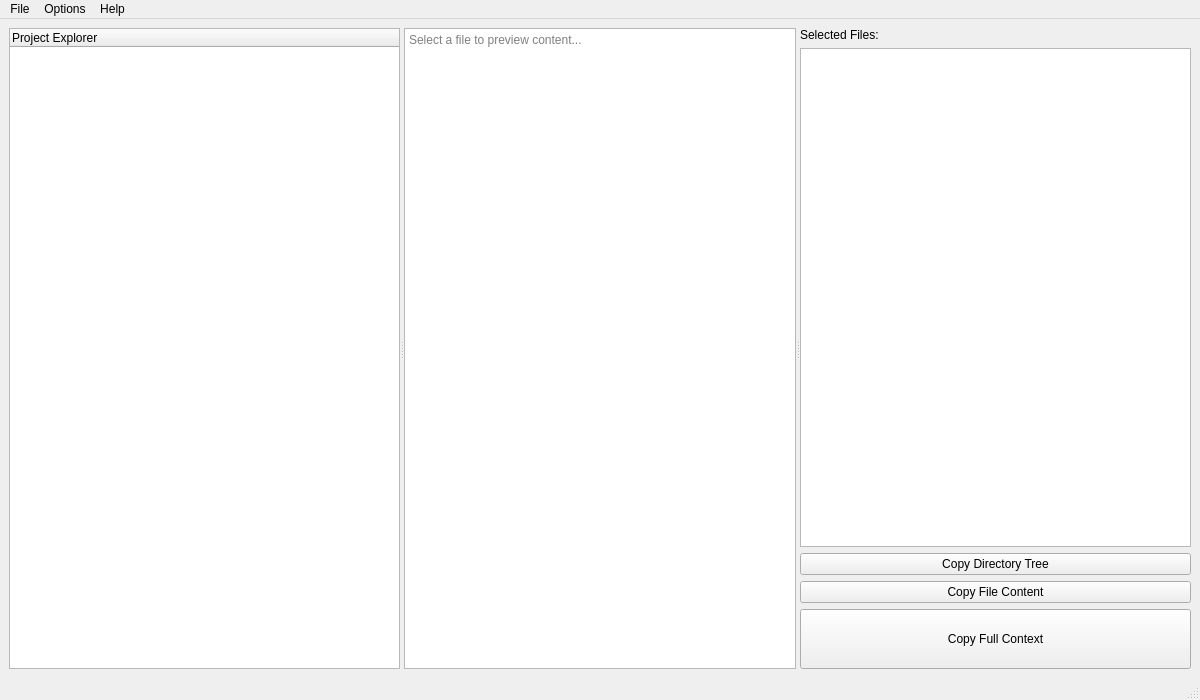
Above: mainwindow.ui from ahmadardani/nafuda before the change. Below: the same form after it.
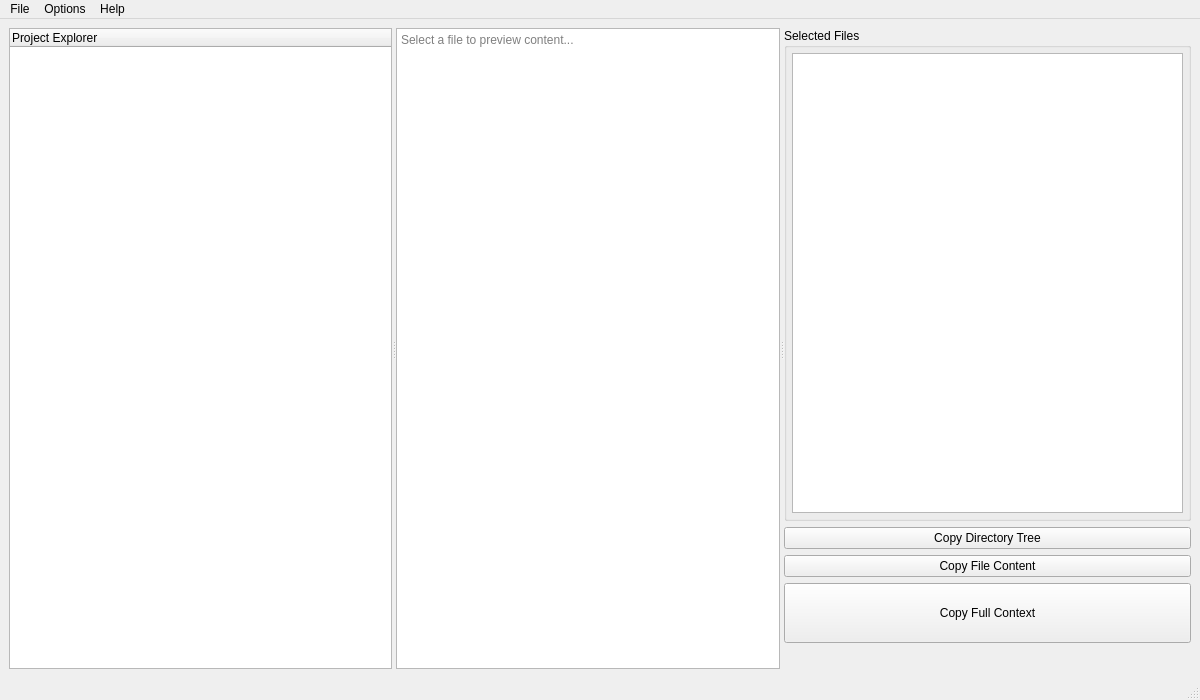
That is the form after the change.

Commit message: Enhance MainWindow UI with status label updates and improved layout

Patch:
```diff
--- a/mainwindow.ui
+++ b/mainwindow.ui
@@ -29,11 +29,6 @@
     </property>
     <item>
      <widget class="QStackedWidget" name="stackedWidget">
-      <property name="font">
-       <font>
-        <bold>false</bold>
-       </font>
-      </property>
       <property name="currentIndex">
        <number>1</number>
       </property>
@@ -145,20 +140,29 @@
           <widget class="QWidget" name="rightPanelWidget" native="true">
            <layout class="QVBoxLayout" name="verticalLayout">
             <item>
-             <widget class="QLabel" name="label">
-              <property name="font">
-               <font>
-                <bold>false</bold>
-               </font>
+             <widget class="QGroupBox" name="groupBoxFiles">
+              <property name="title">
+               <string>Selected Files</string>
               </property>
-              <property name="text">
-               <string>Selected Files:</string>
-              </property>
+              <layout class="QVBoxLayout" name="verticalLayout_3">
+               <property name="leftMargin">
+                <number>5</number>
+               </property>
+               <property name="topMargin">
+                <number>5</number>
+               </property>
+               <property name="rightMargin">
+                <number>5</number>
+               </property>
+               <property name="bottomMargin">
+                <number>5</number>
+               </property>
+               <item>
+                <widget class="QListWidget" name="selectedListWidget"/>
+               </item>
+              </layout>
              </widget>
             </item>
-            <item>
-             <widget class="QListWidget" name="selectedListWidget"/>
-            </item>
             <item>
              <widget class="QPushButton" name="btnCopyTree">
               <property name="text">
@@ -186,6 +190,24 @@
               </property>
              </widget>
             </item>
+            <item>
+             <widget class="QLabel" name="lblStatus">
+              <property name="minimumSize">
+               <size>
+                <width>0</width>
+                <height>20</height>
+               </size>
+              </property>
+              <property name="font">
+               <font>
+                <family>Sans</family>
+               </font>
+              </property>
+              <property name="text">
+               <string/>
+              </property>
+             </widget>
+            </item>
            </layout>
           </widget>
          </widget>
```
Left out of the diff: 19 changed lines with no effect on the pictures. The commit also changes 1 other file.
